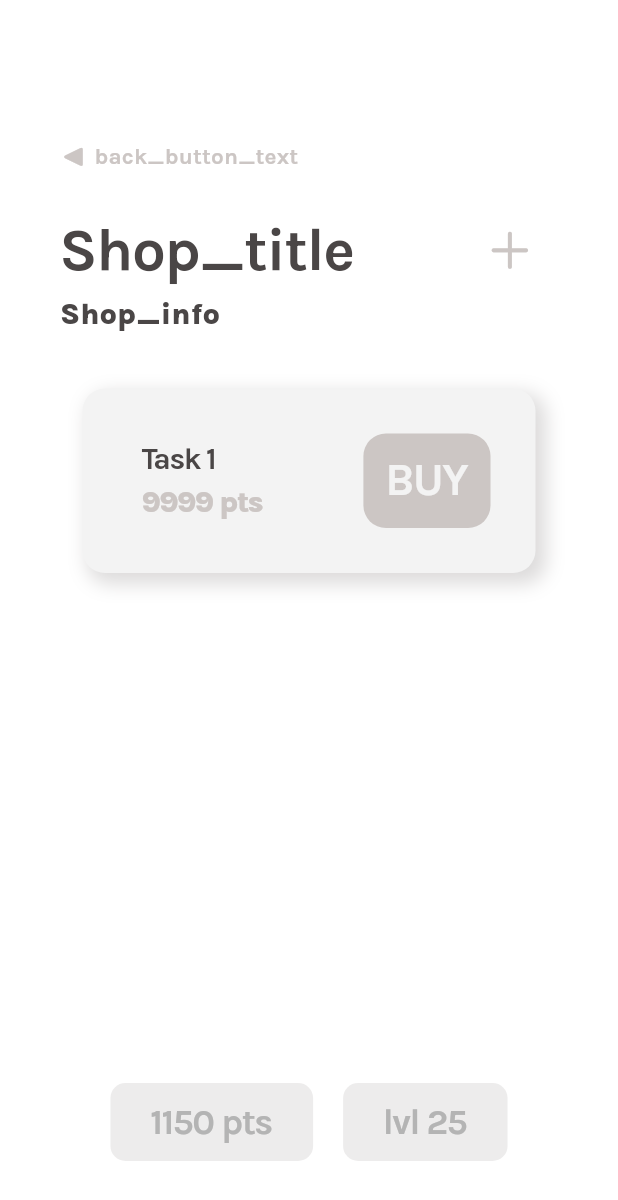
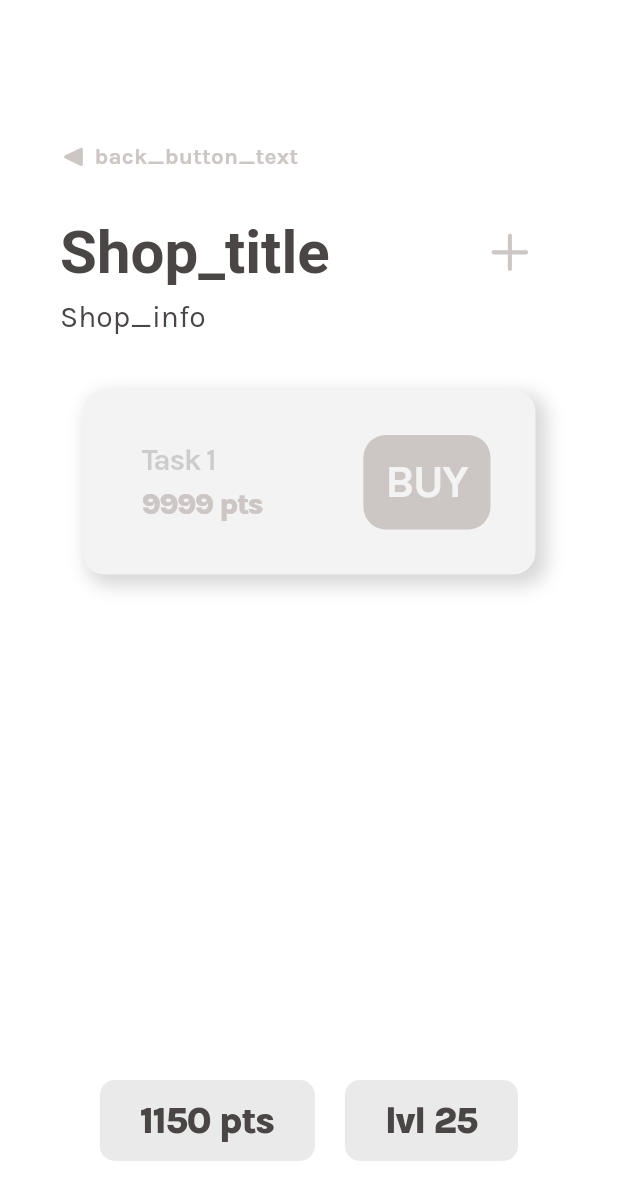
Before and after one commit to iloveproggen/relatee-frontend, a Flutter app: the ShopView screen opened directly with empty values, on a phone screen of 412 x 824 dp. Shown: the top 1200 px of the screen. Run offline on Flutter 3.47's test engine with Material 3 defaults, Android fonts, the phone set to English and light mode, and no system bars; our stand-ins replace flutter_svg, get; missing offline and left inert: postgres; Roboto replaces fonts that are missing (Sedan).

Commit message:
changes oder so

```diff
--- a/frontend_v1/lib/shop.dart
+++ b/frontend_v1/lib/shop.dart
@@ -120,11 +120,7 @@ class ShopViewState extends State<ShopView> {
               children: [
                 Text(
                   'Shop_title'.tr,
-                  style: const TextStyle(
-                    color: Color(0xFF4A4646),
-                    fontSize: 40,
-                    fontWeight: FontWeight.w700,
-                  ),
+                  style: Theme.of(context).textTheme.bodyLarge
                 ),
                 TextButton(
                     onPressed: () {
@@ -137,11 +133,7 @@ class ShopViewState extends State<ShopView> {
             ),
             Text(
               ('Shop_info'.tr),
-              style: const TextStyle(
-                  fontSize: 20,
-                  color: Color.fromARGB(255, 74, 70, 70),
-                  fontFamily: "Karla",
-                  letterSpacing: 0),
+              style: Theme.of(context).textTheme.bodySmall,
             ),
             const SizedBox(height: 20),
             Expanded(
@@ -173,17 +165,12 @@ class ShopViewState extends State<ShopView> {
     return Container(
       padding: const EdgeInsets.symmetric(horizontal: 27, vertical: 9),
       decoration: BoxDecoration(
-        color: const Color(0xFFEDECEC),
+        color: Color.fromARGB(106, 205, 205, 205),
         borderRadius: BorderRadius.circular(10),
       ),
       child: Text(
         text,
-        style: const TextStyle(
-          color: Color(0xFFB4B4B4),
-          fontSize: 24,
-          fontFamily: 'Karla',
-          fontWeight: FontWeight.w700,
-        ),
+        style: Theme.of(context).textTheme.bodyMedium?.copyWith(fontSize: 25),
       ),
     );
   }
@@ -208,11 +195,11 @@ class ItemCard extends StatelessWidget {
       padding: const EdgeInsets.all(20),
       margin: const EdgeInsets.all(15),
       decoration: BoxDecoration(
-        color: const Color.fromARGB(255, 243, 243, 243),
+        color: Theme.of(context).colorScheme.primary,
         borderRadius: BorderRadius.circular(15),
-        boxShadow: const [
+        boxShadow: [
           BoxShadow(
-            color: Color.fromARGB(61, 109, 103, 103),
+            color: Theme.of(context).colorScheme.secondary,
             offset: Offset(5.0, 5.0),
             blurRadius: 10.0,
             spreadRadius: 2.0,
@@ -232,8 +219,8 @@ class ItemCard extends StatelessWidget {
                   constraints: const BoxConstraints(maxWidth: 150),
                   child: Text(
                     taskName,
-                    style: const TextStyle(
-                      color: Color(0xFF4A4646),
+                    style: TextStyle(
+                      color: Theme.of(context).colorScheme.secondary,
                       fontSize: 20,
                       fontFamily: 'Karla',
                       fontWeight: FontWeight.bold,
```
Also changed, not shown: 22 other files.
